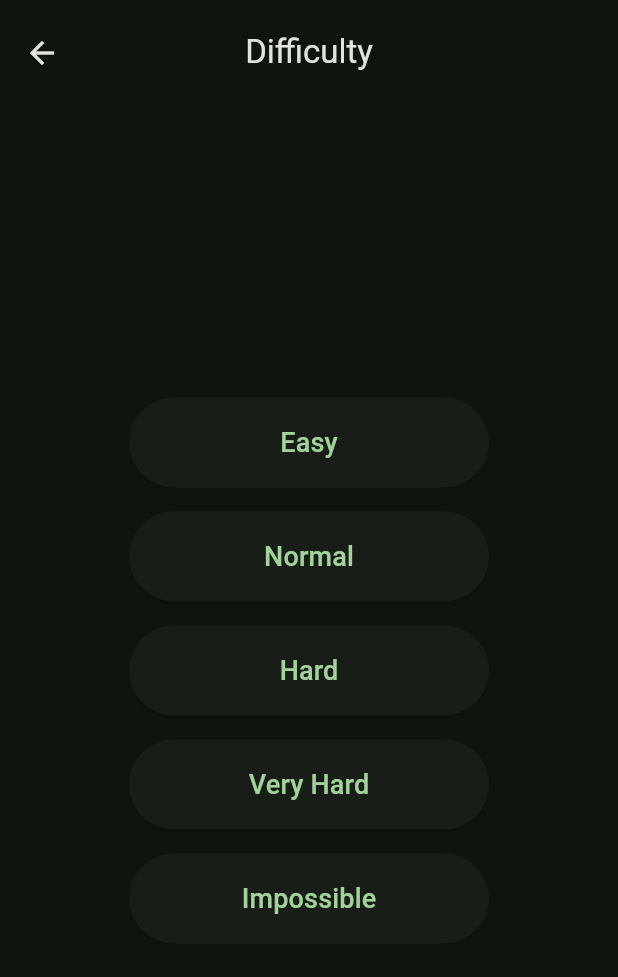
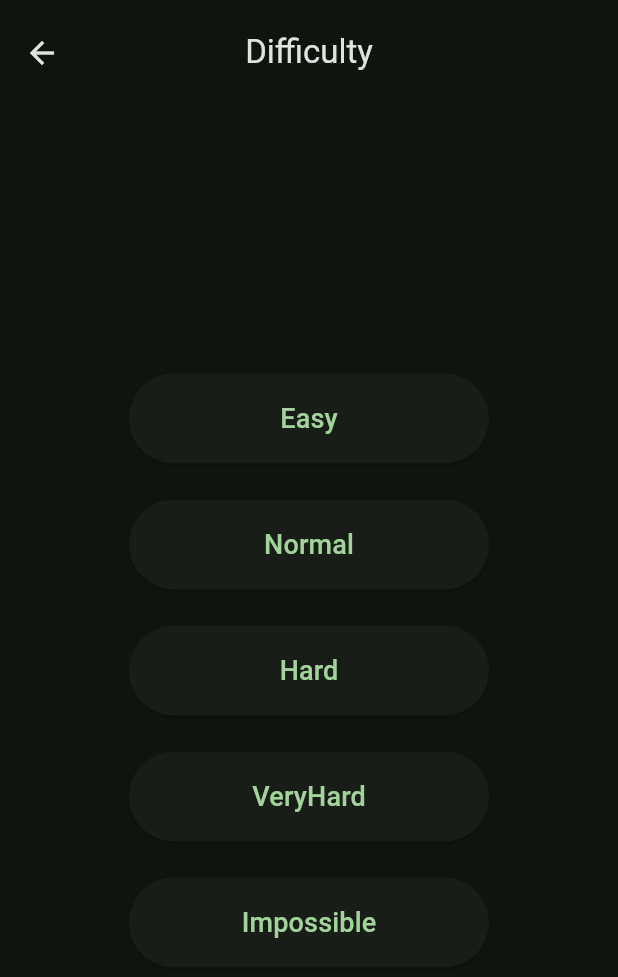
Before and after one commit to MoazSalem/Snake_Flutter_Game, a Flutter app: the screen it shows after launch, after a tap on "Start Game", on a phone screen of 412 x 824 dp. Shown: the top 977 px of the screen. Run offline on Flutter 3.47's test engine with Material 3 defaults, Android fonts, the phone set to English and light mode, and no system bars; our stand-ins replace cloud_firestore, connectivity_plus, firebase_core, flutter_bloc, flutter_svg, get_it and 3 more; missing offline and left inert: animated_segmented_tab_control; accounts and stored records are empty.

Commit message:
More changes for better handling

```diff
--- a/lib/core/utils/app_sizes.dart
+++ b/lib/core/utils/app_sizes.dart
@@ -8,6 +8,8 @@ class AppSizes{
   static const double smallerPadding = 12;
   static const double horizontalPadding = 30;
   static const double leaderboardTabHeight = 40;
-
-
+  static const double buttonWidth = 240;
+  static const double buttonHeight = 60;
+  static const double divider = 20;
+  static const double screenDotSize = 10;
 }
--- a/lib/core/utils/localization.dart
+++ b/lib/core/utils/localization.dart
@@ -2,6 +2,8 @@ class AppLocalization{
   static const String appTitle = 'Snake';
   static const String leaderScreenTitle = 'Leaderboard';
   static const String optionScreenTitle = 'Options';
+
+  static const String difficultyScreenTitle = 'Difficulty';
   static const String gameBoardSize = "Game Board Size";
   static const String gameControllerStyle = "Game Controller Style";
   static const String style1 = "Style 1";
@@ -13,4 +15,5 @@ class AppLocalization{
   static const String save = "Save";
   static const String reDefault = "Reset to Default";
   static const String noRecords = "No Records Yet";
+  static const String score = "Score: ";
 }
--- a/lib/features/difficulty/presentation/difficulty_view.dart
+++ b/lib/features/difficulty/presentation/difficulty_view.dart
@@ -1,5 +1,6 @@
 import 'package:flutter/material.dart';
 import 'package:snake/core/utils/app_sizes.dart';
+import 'package:snake/core/utils/localization.dart';
 import 'package:snake/features/difficulty/presentation/widgets/difficulty_view_body.dart';
 
 class DifficultyView extends StatelessWidget {
@@ -8,7 +9,10 @@ class DifficultyView extends StatelessWidget {
   @override
   Widget build(BuildContext context) {
     return Scaffold(
-      appBar: AppBar(title: const Text('Difficulty'), centerTitle: true, toolbarHeight: AppSizes.appBarSize),
+      appBar: AppBar(
+          title: const Text(AppLocalization.difficultyScreenTitle),
+          centerTitle: true,
+          toolbarHeight: AppSizes.appBarSize),
       body: const DifficultyViewBody(),
     );
   }
--- a/lib/features/difficulty/presentation/widgets/button_widget.dart
+++ b/lib/features/difficulty/presentation/widgets/button_widget.dart
@@ -1,4 +1,5 @@
 import 'package:flutter/material.dart';
+import 'package:snake/core/utils/app_sizes.dart';
 import 'package:snake/core/utils/routes.dart';
 import 'package:snake/features/game/presentation/data/screen_arguments.dart';
 
@@ -11,17 +12,17 @@ class ButtonWidget extends StatelessWidget {
   @override
   Widget build(BuildContext context) {
     return Padding(
-      padding: const EdgeInsets.all(8.0),
+      padding: const EdgeInsets.all(AppSizes.smallerPadding),
       child: SizedBox(
-          height: 60,
-          width: 240,
+          height: AppSizes.buttonHeight,
+          width: AppSizes.buttonWidth,
           child: ElevatedButton(
               onPressed: () => Navigator.pushNamed(
                   context, AppRoutes.gameScreen,
                   arguments: ScreenArguments(difficultyType: difficultyType)),
               child: Text(
                 text,
-                style: const TextStyle(fontSize: 18),
+                style: const TextStyle(fontSize: AppSizes.titleSize),
               ))),
     );
   }
--- a/lib/features/difficulty/presentation/widgets/difficulty_view_body.dart
+++ b/lib/features/difficulty/presentation/widgets/difficulty_view_body.dart
@@ -1,4 +1,6 @@
 import 'package:flutter/material.dart';
+import 'package:snake/core/utils/app_sizes.dart';
+import 'package:snake/core/utils/constants.dart';
 import 'button_widget.dart';
 
 class DifficultyViewBody extends StatelessWidget {
@@ -6,31 +8,31 @@ class DifficultyViewBody extends StatelessWidget {
 
   @override
   Widget build(BuildContext context) {
-    return const Padding(
-      padding: EdgeInsets.symmetric(horizontal: 20.0),
+    return Padding(
+      padding: EdgeInsets.symmetric(horizontal: AppSizes.padding),
       child: Center(
         child: Column(
             mainAxisAlignment: MainAxisAlignment.center,
             crossAxisAlignment: CrossAxisAlignment.center,
             children: [
               ButtonWidget(
-                text: 'Easy',
+                text: GameValues.difficultyNames[0],
                 difficultyType: 0,
               ),
               ButtonWidget(
-                text: 'Normal',
+                text: GameValues.difficultyNames[1],
                 difficultyType: 1,
               ),
               ButtonWidget(
-                text: 'Hard',
+                text: GameValues.difficultyNames[2],
                 difficultyType: 2,
               ),
               ButtonWidget(
-                text: 'Very Hard',
+                text: GameValues.difficultyNames[3],
                 difficultyType: 3,
               ),
               ButtonWidget(
-                text: 'Impossible',
+                text: GameValues.difficultyNames[4],
                 difficultyType: 4,
               ),
             ]),
--- a/lib/features/game/presentation/widgets/controller.dart
+++ b/lib/features/game/presentation/widgets/controller.dart
@@ -1,18 +1,19 @@
 import 'package:flutter/material.dart';
 import 'package:hive/hive.dart';
+import 'package:snake/core/utils/app_sizes.dart';
 import 'package:snake/core/utils/service_locator.dart';
 import 'package:snake/core/utils/styles.dart';
 import '../view_modal/game_cubit/game_cubit.dart';
 
 class Controller extends StatelessWidget {
-  const Controller({Key? key}) : super(key: key);
+  const Controller({super.key});
 
   @override
   Widget build(BuildContext context) {
     final int style = Hive.box('optionsBox').get('controllerStyle', defaultValue:  1);
     GameCubit c = getIt.get<GameCubit>();
     return Padding(
-      padding: const EdgeInsets.only(left: 24.0, right: 24.0, bottom: 24.0, top: 6.0),
+      padding: const EdgeInsets.only(left: AppSizes.padding, right: AppSizes.padding, bottom: AppSizes.padding, top: AppSizes.topPadding),
       child: SizedBox(
         height: MediaQuery.sizeOf(context).height * 0.15,
         child: Row(
--- a/lib/features/game/presentation/widgets/game_board_view.dart
+++ b/lib/features/game/presentation/widgets/game_board_view.dart
@@ -1,12 +1,13 @@
 import 'package:flutter/material.dart';
 import 'package:flutter_bloc/flutter_bloc.dart';
 import 'package:hive/hive.dart';
+import 'package:snake/core/utils/app_sizes.dart';
 import 'package:snake/core/utils/service_locator.dart';
 import '../view_modal/game_cubit/game_cubit.dart';
 import 'game_point.dart';
 
 class GameBoardView extends StatefulWidget {
-  const GameBoardView({Key? key}) : super(key: key);
+  const GameBoardView({super.key});
 
   @override
   State<GameBoardView> createState() => _GameBoardViewState();
@@ -39,7 +40,7 @@ class _GameBoardViewState extends State<GameBoardView> {
     return BlocBuilder<GameCubit, GameState>(
       builder: (context, state) {
         return GridView.builder(
-            padding: const EdgeInsets.symmetric(horizontal: 24.0, vertical: 12.0),
+            padding: const EdgeInsets.symmetric(horizontal: AppSizes.padding, vertical: AppSizes.smallerPadding),
             itemCount: c.gameBoard.width * c.gameBoard.height,
             shrinkWrap: true,
             physics: const NeverScrollableScrollPhysics(),
--- a/lib/features/game/presentation/widgets/score_widget.dart
+++ b/lib/features/game/presentation/widgets/score_widget.dart
@@ -1,10 +1,11 @@
 import 'package:flutter/material.dart';
 import 'package:flutter_bloc/flutter_bloc.dart';
+import 'package:snake/core/utils/localization.dart';
 import 'package:snake/core/utils/service_locator.dart';
 import '../view_modal/game_cubit/game_cubit.dart';
 
 class ScoreWidget extends StatelessWidget {
-  const ScoreWidget({Key? key}) : super(key: key);
+  const ScoreWidget({super.key});
 
   @override
   Widget build(BuildContext context) {
@@ -13,7 +14,7 @@ class ScoreWidget extends StatelessWidget {
     return Row(
       mainAxisAlignment: MainAxisAlignment.center,
       children: [
-        const Text('Score: '),
+        const Text(AppLocalization.score),
         Text(
           getIt.get<GameCubit>().score.toString(),
           style: TextStyle(color: getIt.get<ColorScheme>().primary),
--- a/lib/features/home/presentation/widgets/home_view_body.dart
+++ b/lib/features/home/presentation/widgets/home_view_body.dart
@@ -1,4 +1,5 @@
 import 'package:flutter/material.dart';
+import 'package:snake/core/utils/app_sizes.dart';
 import 'package:snake/core/utils/routes.dart';
 import 'package:snake/core/utils/service_locator.dart';
 import 'package:snake/features/options/presentation/cubit/options_cubit.dart';
@@ -19,43 +20,40 @@ class _HomeViewBodyState extends State<HomeViewBody> {
 
   @override
   Widget build(BuildContext context) {
-    return Padding(
-      padding: const EdgeInsets.all(28.0),
-      child: Center(
+    return Center(
       child: Column(
         mainAxisSize: MainAxisSize.max,
         mainAxisAlignment: MainAxisAlignment.center,
         crossAxisAlignment: CrossAxisAlignment.center,
         children: [
           SizedBox(
-                height: 240,
-                width: 240,
+              height: AppSizes.buttonWidth,
+              width: AppSizes.buttonWidth,
               child: ElevatedButton(
-                    onPressed: () => Navigator.pushNamed(
-                        context, AppRoutes.difficultyScreen),
+                  onPressed: () =>
+                      Navigator.pushNamed(context, AppRoutes.difficultyScreen),
                   child: const Text(
                     'Start Game',
-                      style: TextStyle(fontSize: 24),
+                    style: TextStyle(fontSize: AppSizes.largeTitleSize),
                   ))),
-            const SizedBox(height: 16),
+          const SizedBox(height: AppSizes.divider),
           SizedBox(
-                height: 60,
-                width: 240,
+              height: AppSizes.buttonHeight,
+              width: AppSizes.buttonWidth,
               child: ElevatedButton(
                   onPressed: () =>
                       Navigator.pushNamed(context, AppRoutes.leaderScreen),
                   child: const Text('Leaderboard'))),
-            const SizedBox(height: 16),
+          const SizedBox(height: AppSizes.divider),
           SizedBox(
-                height: 60,
-                width: 240,
+              height: AppSizes.buttonHeight,
+              width: AppSizes.buttonWidth,
               child: ElevatedButton(
                   onPressed: () =>
                       Navigator.pushNamed(context, AppRoutes.optionsScreen),
                   child: const Text('Options'))),
         ],
       ),
-      ),
     );
   }
 }
--- a/lib/features/options/presentation/inner_features/game_board_size/presentation/widgets/game_board.dart
+++ b/lib/features/options/presentation/inner_features/game_board_size/presentation/widgets/game_board.dart
@@ -24,8 +24,8 @@ class GameBoardWidget extends StatelessWidget {
                   padding:
                       EdgeInsets.all(c.state.boardHeight / c.state.boardWidth),
                   child: Container(
-                    width: 10,
-                    height: 10,
+                    width: AppSizes.screenDotSize,
+                    height: AppSizes.screenDotSize,
                     color: getIt
                         .get<ColorScheme>()
                         .onSecondary
```
Also changed, not shown: lib/features/game/presentation/widgets/game_point.dart (+5 -4 lines). Lines whose indentation alone changed are shown as unchanged.
